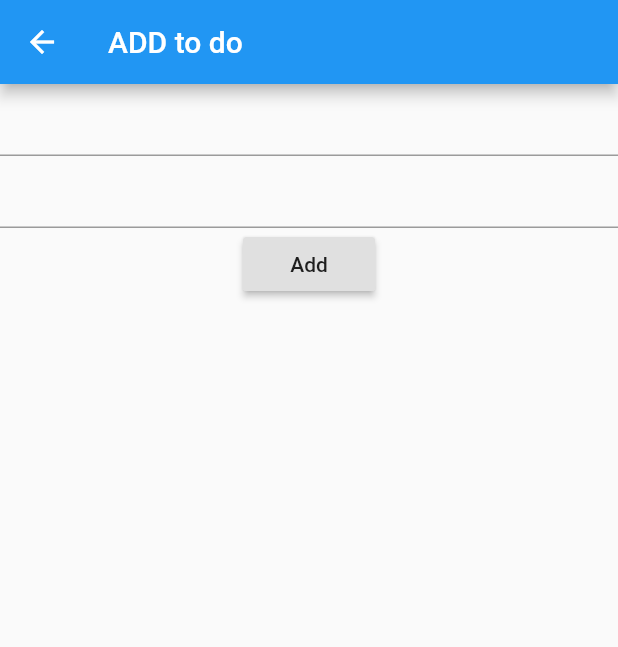
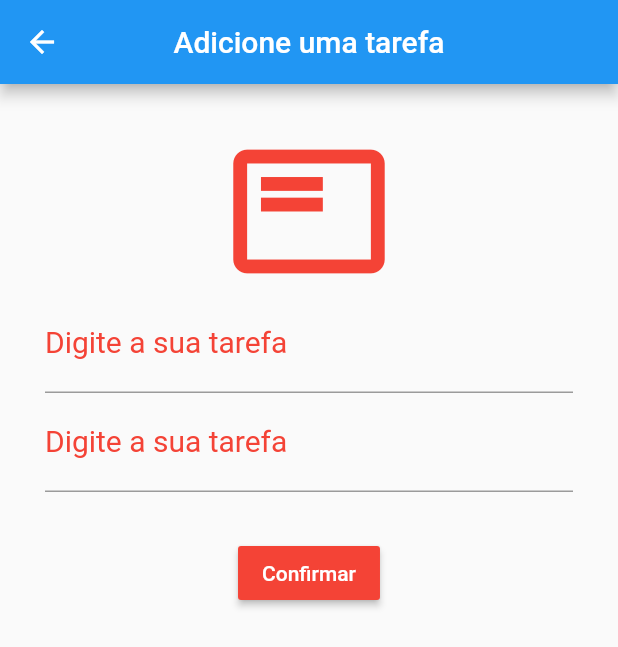
Before and after one commit to RegisSalesRA/django_flutter_college, a Flutter app: the AddTodoScreen screen opened directly, on a phone screen of 412 x 824 dp. Shown: the top 647 px of the screen. Run offline on Flutter 3.47's test engine with Material 2 defaults, Android fonts, the phone set to English and light mode, and no system bars.

Commit message:
Refactory templates

```diff
--- a/frontend_flutter/lib/screens/addToDo.dart
+++ b/frontend_flutter/lib/screens/addToDo.dart
@@ -26,25 +26,45 @@ class _AddTodoScreenState extends State<AddTodoScreen> {
   Widget build(BuildContext context) {
     return Scaffold(
       appBar: AppBar(
-        title: Text("ADD to do"),
+        centerTitle: true,
+        title: Text("Adicione uma tarefa"),
       ),
       body: ListView(
         children: [
           Container(
+            padding: EdgeInsets.all(30),
             child: Column(
               children: [
-                TextField(
-                  controller: toDoTitleController,
+                Icon(
+                  Icons.featured_play_list_outlined,
+                  size: 110.0,
+                  color: Colors.red,
                 ),
                 TextField(
+                  style: TextStyle(color: Colors.red, fontSize: 20),
+                  controller: toDoTitleController,
+                  decoration: InputDecoration(
+                      labelStyle: TextStyle(color: Colors.red),
+                      labelText: "Digite a sua tarefa"),
+                ),
+                TextField(
+                  style: TextStyle(color: Colors.red, fontSize: 20),
                   controller: toDoDescriptionController,
+                  decoration: InputDecoration(
+                      labelStyle: TextStyle(color: Colors.red),
+                      labelText: "Digite a sua tarefa"),
                 ),
-                RaisedButton(
-                    child: Text("Add"),
-                    onPressed: () {
-                      onAdd();
-                      Navigator.of(context).pop();
-                    })
+                Padding(
+                  padding: EdgeInsets.only(top: 30),
+                  child: RaisedButton(
+                      color: Colors.red,
+                      child: Text("Confirmar",
+                          style: TextStyle(color: Colors.white)),
+                      onPressed: () {
+                        onAdd();
+                        Navigator.of(context).pop();
+                      }),
+                )
               ],
             ),
           )
```
Also changed, not shown: frontend_flutter/lib/main.dart (+1 -60 lines), frontend_flutter/images/readme.png (added).
